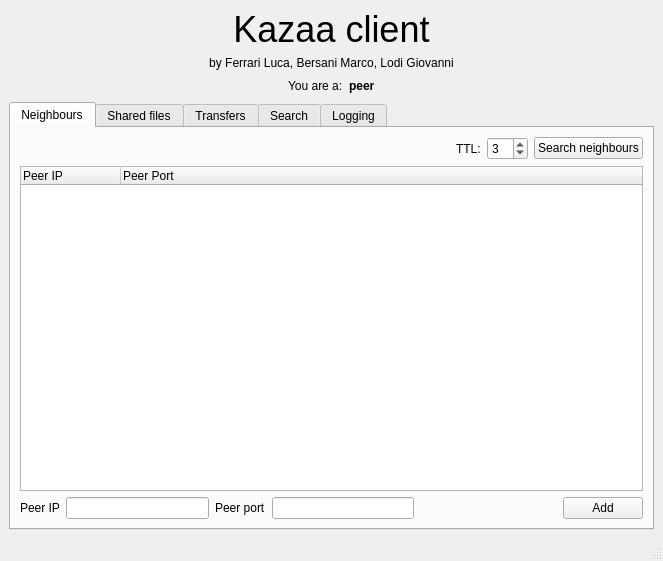
Qt form kazaa/teamGML/ui/qt/designer/mainwindow.ui (B3rs/P2P) before a commit.
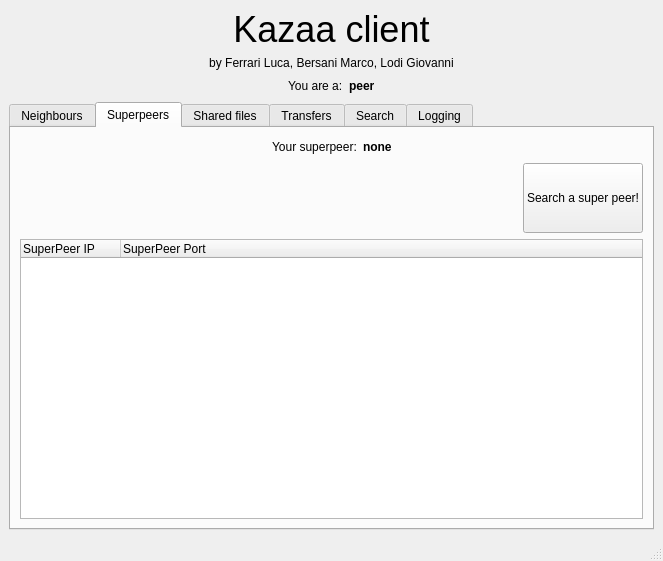
The same form after that commit.

Commit message: -Added UI methods to show the found super peers to the user

The edit to the form file:
```diff
--- a/kazaa/teamGML/ui/qt/designer/mainwindow.ui
+++ b/kazaa/teamGML/ui/qt/designer/mainwindow.ui
@@ -106,7 +106,7 @@
     <item>
      <widget class="QTabWidget" name="mainTabWidget">
       <property name="currentIndex">
-       <number>0</number>
+       <number>1</number>
       </property>
       <widget class="QWidget" name="tab">
        <attribute name="title">
@@ -234,6 +234,119 @@
         </item>
        </layout>
       </widget>
+      <widget class="QWidget" name="tab_6">
+       <attribute name="title">
+        <string>Superpeers</string>
+       </attribute>
+       <layout class="QVBoxLayout" name="verticalLayout_2">
+        <item>
+         <layout class="QHBoxLayout" name="horizontalLayout_7">
+          <item>
+           <spacer name="horizontalSpacer_7">
+            <property name="orientation">
+             <enum>Qt::Horizontal</enum>
+            </property>
+            <property name="sizeHint" stdset="0">
+             <size>
+              <width>40</width>
+              <height>20</height>
+             </size>
+            </property>
+           </spacer>
+          </item>
+          <item>
+           <widget class="QLabel" name="label_12">
+            <property name="text">
+             <string>Your superpeer:</string>
+            </property>
+           </widget>
+          </item>
+          <item>
+           <widget class="QLabel" name="superPeerLabel">
+            <property name="font">
+             <font>
+              <weight>75</weight>
+              <bold>true</bold>
+             </font>
+            </property>
+            <property name="text">
+             <string>none</string>
+            </property>
+           </widget>
+          </item>
+          <item>
+           <spacer name="horizontalSpacer_8">
+            <property name="orientation">
+             <enum>Qt::Horizontal</enum>
+            </property>
+            <property name="sizeHint" stdset="0">
+             <size>
+              <width>40</width>
+              <height>20</height>
+             </size>
+            </property>
+           </spacer>
+          </item>
+         </layout>
+        </item>
+        <item>
+         <layout class="QHBoxLayout" name="horizontalLayout_6">
+          <item>
+           <spacer name="horizontalSpacer_6">
+            <property name="orientation">
+             <enum>Qt::Horizontal</enum>
+            </property>
+            <property name="sizeHint" stdset="0">
+             <size>
+              <width>398</width>
+              <height>20</height>
+             </size>
+            </property>
+           </spacer>
+          </item>
+          <item>
+           <widget class="QPushButton" name="searchSuperPeerBtn">
+            <property name="minimumSize">
+             <size>
+              <width>0</width>
+              <height>70</height>
+             </size>
+            </property>
+            <property name="text">
+             <string>Search a super peer!</string>
+            </property>
+           </widget>
+          </item>
+         </layout>
+        </item>
+        <item>
+         <widget class="QTreeWidget" name="superpeersTreeWidget">
+          <property name="sizePolicy">
+           <sizepolicy hsizetype="Expanding" vsizetype="Expanding">
+            <horstretch>0</horstretch>
+            <verstretch>0</verstretch>
+           </sizepolicy>
+          </property>
+          <property name="alternatingRowColors">
+           <bool>true</bool>
+          </property>
+          <property name="itemsExpandable">
+           <bool>false</bool>
+          </property>
+          <column>
+           <property name="text">
+            <string>SuperPeer IP</string>
+           </property>
+          </column>
+          <column>
+           <property name="text">
+            <string>SuperPeer Port</string>
+           </property>
+          </column>
+         </widget>
+        </item>
+       </layout>
+      </widget>
       <widget class="QWidget" name="tab_2">
        <attribute name="title">
         <string>Shared files</string>
```
Left out of the diff: 26 changed lines with no effect on the pictures. The commit also changes 2 other files.
